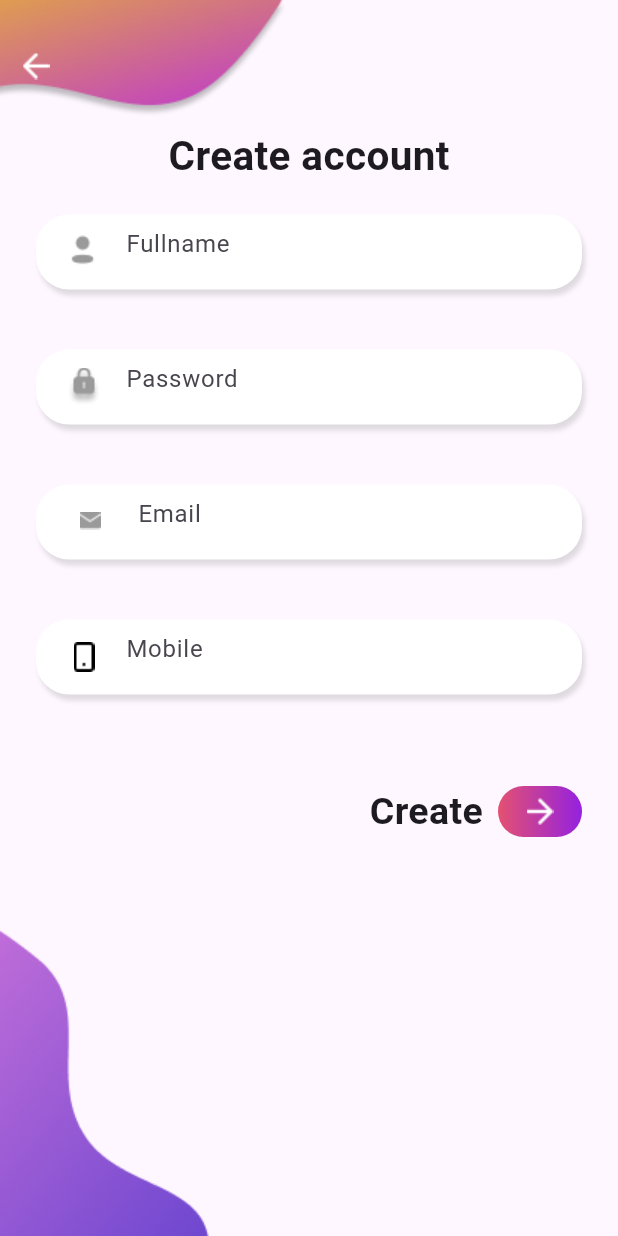
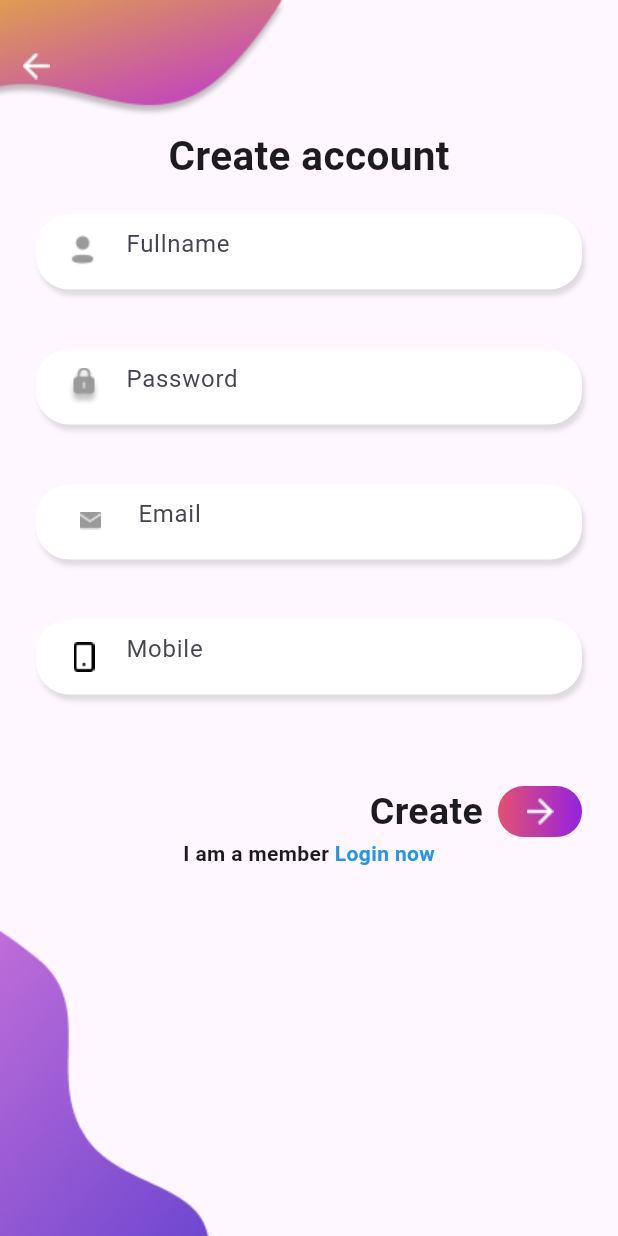
Before and after one commit to BlueSkyy07/demo, a Flutter app: the screen it shows after launch, after a tap on "Create", on a phone screen of 412 x 824 dp. Run offline on Flutter 3.47's test engine with Material 3 defaults, Android fonts, the phone set to English and light mode, and no system bars; our stand-ins replace cloud_firestore, firebase_auth, firebase_core, get; accounts and stored records are empty.

Commit message:
update register

```diff
--- /dev/null
+++ b/lib/auth/authpage.dart
@@ -0,0 +1,31 @@
+import 'package:demo/pages/login.dart';
+import 'package:demo/pages/registerpage.dart';
+import 'package:flutter/material.dart';
+
+class AuthPage extends StatefulWidget {
+  const AuthPage({super.key});
+
+  @override
+  State<AuthPage> createState() => _AuthPageState();
+}
+
+class _AuthPageState extends State<AuthPage> {
+  bool showLoginPage = true;
+
+  void changeState() {
+    if (mounted) {
+      setState(() {
+        showLoginPage = !showLoginPage;
+      });
+    }
+  }
+
+  @override
+  Widget build(BuildContext context) {
+    if (showLoginPage) {
+      return LoginPage(showRegisterPage: changeState);
+    } else {
+      return RegisterPage(showLoginPage: changeState);
+    }
+  }
+}
--- a/lib/pages/mainpage.dart
+++ b/lib/auth/mainpage.dart
@@ -1,4 +1,4 @@
-import 'package:demo/pages/login.dart';
+import 'package:demo/auth/authpage.dart';
 import 'package:demo/pages/myhomepage.dart';
 import 'package:firebase_auth/firebase_auth.dart';
 import 'package:flutter/material.dart';
@@ -15,7 +15,7 @@ class MainPage extends StatelessWidget {
           if (snapshot.hasData) {
             return MyHomePage();
           } else {
-            return LoginPage();
+            return AuthPage();
           }
         },
       ),
--- a/lib/main.dart
+++ b/lib/main.dart
@@ -2,7 +2,7 @@ import 'dart:io';
 
 import 'package:demo/pages/account_page.dart';
 import 'package:demo/pages/login.dart';
-import 'package:demo/pages/mainpage.dart';
+import 'package:demo/auth/mainpage.dart';
 import 'package:demo/pages/myhomepage.dart';
 import 'package:demo/pages/accountprofile_page.dart';
 import 'package:demo/pages/registerpage.dart';
@@ -33,7 +33,7 @@ class MyApp extends StatelessWidget {
     return GetMaterialApp(
       title: 'Flutter Demo',
       debugShowCheckedModeBanner: false,
-      home: MyHomePage(),
+      home: MainPage(),
     );
   }
 }
--- a/lib/pages/login.dart
+++ b/lib/pages/login.dart
@@ -6,7 +6,8 @@ import 'package:demo/values/app_assets.dart';
 import 'package:get/get.dart';
 
 class LoginPage extends StatefulWidget {
-  LoginPage({Key? key}) : super(key: key);
+  final VoidCallback showRegisterPage;
+  LoginPage({Key? key, required this.showRegisterPage}) : super(key: key);
 
   @override
   State<LoginPage> createState() => _LoginPageState();
@@ -147,7 +148,7 @@ class _LoginPageState extends State<LoginPage> {
                         Text("Don't have an account? "),
                         TextButton(
                           onPressed: () {
-                            Get.to(() => RegisterPage());
+                            widget.showRegisterPage();
                           },
                           child: Text(
                             'Create',
--- a/lib/pages/myhomepage.dart
+++ b/lib/pages/myhomepage.dart
@@ -1,6 +1,7 @@
 import 'package:demo/pages/account_page.dart';
 import 'package:demo/pages/cartpage.dart';
 import 'package:demo/pages/login.dart';
+import 'package:demo/pages/searchpage.dart';
 import 'package:demo/values/app_assets.dart';
 import 'package:flutter/material.dart';
 
@@ -14,8 +15,9 @@ class MyHomePage extends StatefulWidget {
 class _MyHomePageState extends State<MyHomePage> {
   int selectedIndex = 0;
   Widget _account = AccountPage();
-  Widget _home = LoginPage();
+  Widget _home = SearchPage();
   Widget _cart = CartPage();
+
   @override
   Widget build(BuildContext context) {
     return Scaffold(
--- a/lib/pages/registerpage.dart
+++ b/lib/pages/registerpage.dart
@@ -1,15 +1,14 @@
 import 'package:cloud_firestore/cloud_firestore.dart';
-import 'package:demo/pages/login.dart';
-import 'package:demo/pages/mainpage.dart';
+import 'package:demo/auth/mainpage.dart';
 import 'package:demo/values/app_assets.dart';
 import 'package:demo/widgets/textfieldlogin.dart';
 import 'package:firebase_auth/firebase_auth.dart';
 import 'package:flutter/material.dart';
 import 'package:get/get.dart';
-import 'package:http/http.dart';
 
 class RegisterPage extends StatefulWidget {
-  const RegisterPage({Key? key}) : super(key: key);
+  final VoidCallback showLoginPage;
+  const RegisterPage({Key? key, required this.showLoginPage}) : super(key: key);
 
   @override
   State<RegisterPage> createState() => _RegisterPageState();
@@ -51,7 +50,7 @@ class _RegisterPageState extends State<RegisterPage> {
           builder: (context) => AlertDialog(
             title: Text("Error"),
             content: Text("Mật khẩu phải chứa ít nhất 8 ký tự!"),
-            actions: <Widget>[
+            actions: [
               TextButton(
                 onPressed: () {
                   Navigator.of(context).pop();
@@ -61,7 +60,7 @@ class _RegisterPageState extends State<RegisterPage> {
             ],
           ),
         );
-        return; // Kết thúc quá trình đăng ký nếu mật khẩu không đủ 8 ký tự
+        return;
       }
 
       // Kiểm tra email đã tồn tại trong cơ sở dữ liệu chưa
@@ -70,15 +69,14 @@ class _RegisterPageState extends State<RegisterPage> {
               .collection('users')
               .where('email', isEqualTo: email)
               .get();
-
       if (existingUsers.docs.isNotEmpty) {
-        print('Email đã tồn tại trong cơ sở dữ liệu!');
+        print('Email đã tồn tại!');
         showDialog(
           context: context,
           builder: (context) => AlertDialog(
             title: Text("Error"),
-            content: Text("Email đã tồn tại trong cơ sở dữ liệu!"),
-            actions: <Widget>[
+            content: Text("Email đã tồn tại!"),
+            actions: [
               TextButton(
                 onPressed: () {
                   Navigator.of(context).pop();
@@ -88,7 +86,7 @@ class _RegisterPageState extends State<RegisterPage> {
             ],
           ),
         );
-        return; // Kết thúc quá trình đăng ký nếu email đã tồn tại trong cơ sở dữ liệu
+        return;
       }
 
       // Nếu mật khẩu đủ 8 ký tự và email chưa tồn tại trong cơ sở dữ liệu, thực hiện đăng ký
@@ -103,23 +101,23 @@ class _RegisterPageState extends State<RegisterPage> {
       } else {
         print('Vui lòng điền đầy đủ thông tin!');
       }
-
-      Get.off(() => MainPage());
-      showDialog(
-        context: context,
-        builder: (context) => AlertDialog(
-          title: Text("Notification!!"),
-          content: Text("Thêm tài khoản thành công!"),
-          actions: <Widget>[
-            TextButton(
-              onPressed: () {
-                Get.to(() => LoginPage());
-              },
-              child: Text("OK"),
-            ),
-          ],
-        ),
-      );
+      // Get.off(() => MainPage());
+      // showDialog(
+      //   context: context,
+      //   builder: (context) => AlertDialog(
+      //     title: Text("Notification!!"),
+      //     content: Text("Thêm tài khoản thành công!"),
+      //     actions: [
+      //       TextButton(
+      //         onPressed: () {
+      //           Get.offAll(() => MainPage());
+      //           return;
+      //         },
+      //         child: Text("OK"),
+      //       ),
+      //     ],
+      //   ),
+      // );
     }
 
     return Scaffold(
@@ -210,13 +208,35 @@ class _RegisterPageState extends State<RegisterPage> {
                               ]),
                               borderRadius: BorderRadius.circular(24)),
                           child: InkWell(
-                            onTap: signUp,
+                            onTap: () {
+                              signUp();
+                              return;
+                            },
                             child: Image.asset(AppAssets.vector),
                           ),
                         )
                       ],
                     ),
                   ),
+                  Row(
+                    mainAxisAlignment: MainAxisAlignment.center,
+                    children: [
+                      Text(
+                        'I am a member',
+                        style: TextStyle(fontWeight: FontWeight.bold),
+                      ),
+                      GestureDetector(
+                        onTap: widget.showLoginPage,
+                        child: Text(
+                          ' Login now',
+                          style: TextStyle(
+                            color: Colors.blue,
+                            fontWeight: FontWeight.bold,
+                          ),
+                        ),
+                      )
+                    ],
+                  )
                 ],
               ),
             ),
--- a/lib/values/app_assets.dart
+++ b/lib/values/app_assets.dart
@@ -36,4 +36,5 @@ class AppAssets {
   static final String next = iconPath + 'next.png';
   static final String phone1 = iconPath + 'phone1.png';
   static final String payment = iconPath + 'payment.png';
+  static final String search16x = iconPath + 'search16x.png';
 }
```
Also changed, not shown: lib/pages/accountprofile_page.dart (+77 -3 lines), lib/pages/searchpage.dart (added, +59 -0 lines), assets/icons/search16x.png (added).
